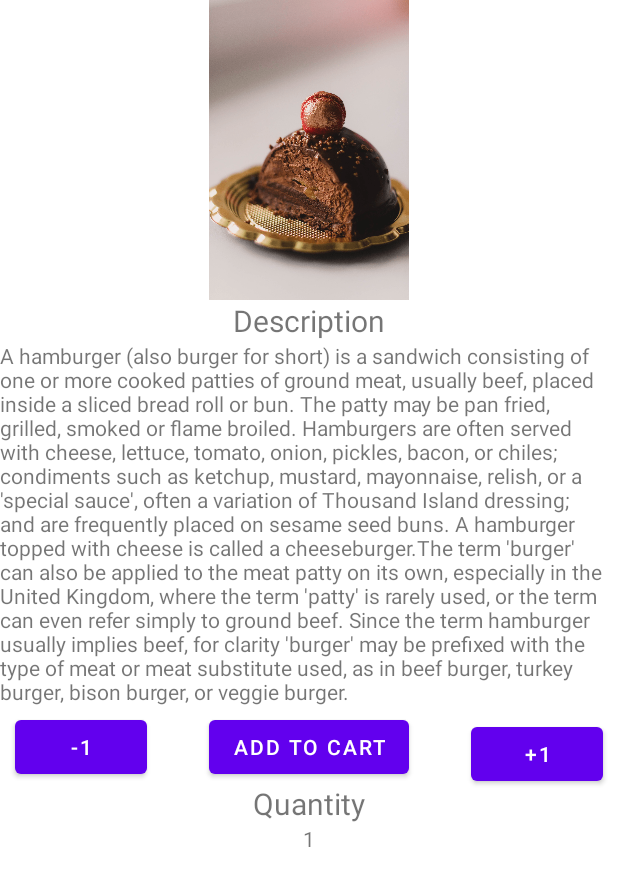
After one commit to himanshu20032/canteen_V1, an Android app: the layout activity_food_detail.xml on its own in the app's theme, with its tools: preview values and no code run, on a phone screen of 412 x 824 dp. The commit adds this screen. Shown: the top 886 px of the screen. Run offline under Robolectric (Android 15) with nearby library versions, the phone set to English and light mode, and no system bars.

```diff
--- a/app/src/main/AndroidManifest.xml
+++ b/app/src/main/AndroidManifest.xml
@@ -11,13 +11,13 @@
         android:roundIcon="@mipmap/ic_launcher_round"
         android:supportsRtl="true"
         android:theme="@style/Theme.McFirebase">
+        <activity android:name=".foodDetailActivity"></activity>
         <activity android:name=".splash_screen">
             <intent-filter>
                 <action android:name="android.intent.action.MAIN" />
 
                 <category android:name="android.intent.category.LAUNCHER" />
             </intent-filter>
-
         </activity>
         <activity
             android:name=".MenuActivity"
@@ -25,9 +25,7 @@
             android:theme="@style/Theme.McFirebase.NoActionBar" />
         <activity android:name=".signupActivity" />
         <activity android:name=".signinActivity" />
-        <activity android:name=".MainActivity">
-
-        </activity>
+        <activity android:name=".MainActivity"></activity>
     </application>
 
 </manifest>
--- /dev/null
+++ b/app/src/main/res/layout/activity_food_detail.xml
@@ -0,0 +1,94 @@
+<?xml version="1.0" encoding="utf-8"?>
+<androidx.constraintlayout.widget.ConstraintLayout xmlns:android="http://schemas.android.com/apk/res/android"
+    xmlns:app="http://schemas.android.com/apk/res-auto"
+    xmlns:tools="http://schemas.android.com/tools"
+    android:layout_width="match_parent"
+    android:layout_height="match_parent"
+    tools:context=".ui.gallery.GalleryFragment">
+
+
+    <RelativeLayout xmlns:android="http://schemas.android.com/apk/res/android"
+        xmlns:app="http://schemas.android.com/apk/res-auto"
+        xmlns:tools="http://schemas.android.com/tools"
+        android:layout_width="match_parent"
+        android:layout_height="match_parent"
+        android:orientation="vertical"
+        tools:ignore="ExtraText">
+
+
+        <ImageView
+            android:id="@+id/foodImage"
+            android:layout_width="match_parent"
+            android:layout_height="200dp"
+            android:layout_gravity="top"
+            app:srcCompat="@drawable/foodbackground" />
+
+        <TextView
+            android:id="@+id/foodTitle"
+            android:layout_height="wrap_content"
+            android:layout_width="match_parent"
+            android:text="Description"
+            android:layout_below="@+id/foodImage"
+            android:gravity="center_horizontal"
+            android:textSize="20dp"
+            android:fontFamily="sans-serif"/>
+
+        <TextView
+            android:id="@+id/desc"
+            android:layout_width="match_parent"
+            android:layout_height="wrap_content"
+            android:text="A hamburger (also burger for short) is a sandwich consisting of one or more cooked patties of ground meat, usually beef, placed inside a sliced bread roll or bun. The patty may be pan fried, grilled, smoked or flame broiled. Hamburgers are often served with cheese, lettuce, tomato, onion, pickles, bacon, or chiles; condiments such as ketchup, mustard, mayonnaise, relish, or a 'special sauce', often a variation of Thousand Island dressing; and are frequently placed on sesame seed buns. A hamburger topped with cheese is called a cheeseburger.The term 'burger' can also be applied to the meat patty on its own, especially in the United Kingdom, where the term 'patty' is rarely used, or the term can even refer simply to ground beef. Since the term hamburger usually implies beef, for clarity 'burger' may be prefixed with the type of meat or meat substitute used, as in beef burger, turkey burger, bison burger, or veggie burger."
+            android:layout_below="@+id/foodTitle"
+            />
+
+        <Button
+            android:id="@+id/button1"
+            android:layout_width="wrap_content"
+            android:layout_height="wrap_content"
+            android:layout_below="@+id/desc"
+            android:layout_marginTop="3dp"
+            android:layout_marginLeft="10dp"
+            android:text="-1" />
+
+        <Button
+            android:id="@+id/button2"
+            android:layout_width="wrap_content"
+            android:layout_height="wrap_content"
+            android:layout_below="@+id/desc"
+            android:layout_marginTop="3dp"
+            android:layout_centerInParent="true"
+            android:text="ADD TO CART" />
+
+
+        <Button
+            android:id="@+id/button3"
+            android:layout_width="wrap_content"
+            android:layout_height="wrap_content"
+            android:layout_below="@+id/desc"
+            android:layout_marginLeft="216dp"
+            android:layout_marginTop="8dp"
+            android:layout_marginRight="10dp"
+            android:text="+1"
+            android:layout_toRightOf="@+id/button1" />;
+
+        <TextView
+            android:id="@+id/quantity"
+            android:textSize="20dp"
+            android:fontFamily="sans-serif"
+            android:layout_height="wrap_content"
+            android:layout_width="match_parent"
+            android:text="Quantity"
+            android:layout_below="@+id/button2"
+            android:gravity="center_horizontal"
+            />
+
+        <TextView
+            android:id="@+id/quant"
+            android:layout_height="wrap_content"
+            android:layout_width="match_parent"
+            android:text="1"
+            android:layout_below="@+id/quantity"
+            android:gravity="center_horizontal"
+            />
+    </RelativeLayout>
+</androidx.constraintlayout.widget.ConstraintLayout>
--- a/app/src/main/res/layout/fragment_profile.xml
+++ b/app/src/main/res/layout/fragment_profile.xml
@@ -94,7 +94,7 @@
                     android:layout_marginVertical="10dp"
                     android:layout_width="match_parent"
                     android:layout_height="wrap_content"
-                    android:hint="_Rollnumber"
+                    android:hint="Rollnumber"
                     android:id="@+id/_Rollnumber"
                     android:layout_below="@+id/username"
 
@@ -115,8 +115,8 @@
                     android:layout_marginVertical="10dp"
                     android:layout_width="match_parent"
                     android:layout_height="wrap_content"
-                    android:hint="_Phonenumber"
-                    android:id="@+id/phonenumber"
+                    android:hint="Phonenumber"
+                    android:id="@+id/_Phonenumber"
                     android:layout_below="@id/_Email"
                     android:gravity="center_horizontal"
                     android:textSize="20sp"/>
--- a/app/src/main/res/values/strings.xml
+++ b/app/src/main/res/values/strings.xml
@@ -1,5 +1,5 @@
 <resources>
-    <string name="app_name">mcFirebase</string>
+    <string name="app_name">IITD Canteen</string>
     <string name="title_activity_menu">MenuActivity</string>
     <string name="navigation_drawer_open">Open navigation drawer</string>
     <string name="navigation_drawer_close">Close navigation drawer</string>
@@ -11,7 +11,7 @@
     <string name="menu_home">Home</string>
     <string name="menu_gallery">Gallery</string>
     <string name="menu_slideshow">Slideshow</string>
-    <!-- TODO: Remove or change this placeholder text -->
+
     <string name="hello_blank_fragment">Hello blank fragment</string>
 
 </resources>
```
Also changed, not shown: app/src/main/java/com/mc/mcfirebase/foodDetailActivity.java (added, +56 -0 lines), app/src/main/java/com/mc/mcfirebase/ui/home/HomeFragment.java (+14 -0 lines).
